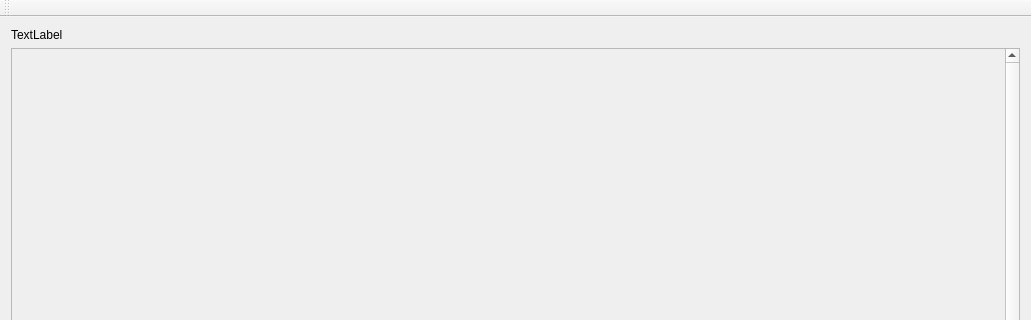
Before: the Qt Designer form ui/mainwindow.ui in hanikesn/octopus, drawn with Qt 5; both pictures show x 0 to 1031 and y 0 to 320 of the 1031 by 771 pixel window.
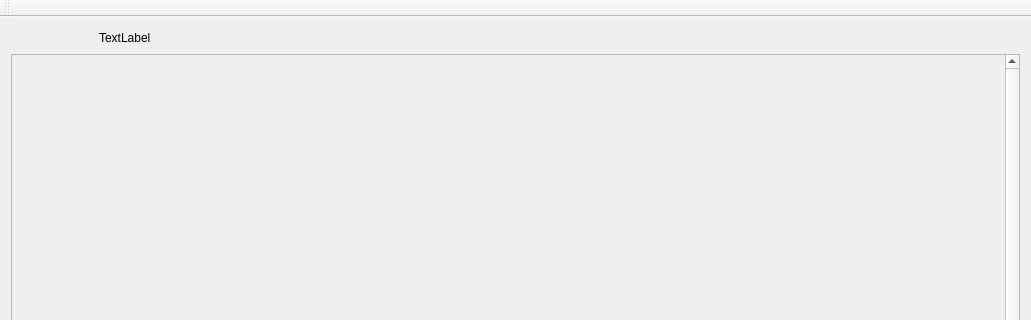
After: the same form once the commit is applied.

Commit message: MainWindow hat jetzt funktionierende Toolbar + playButton ganz unten. Resizing funktioniert und Icons werden angezeigt.

```diff
--- a/ui/mainwindow.ui
+++ b/ui/mainwindow.ui
@@ -58,11 +58,31 @@
     <item row="0" column="0">
      <layout class="QVBoxLayout" name="verticalLayout">
       <item>
-       <widget class="QLabel" name="timeLine">
-        <property name="text">
-         <string>TextLabel</string>
-        </property>
-       </widget>
+       <layout class="QHBoxLayout" name="horizontalLayout_2">
+        <item>
+         <spacer name="horizontalSpacer">
+          <property name="orientation">
+           <enum>Qt::Horizontal</enum>
+          </property>
+          <property name="sizeType">
+           <enum>QSizePolicy::Maximum</enum>
+          </property>
+          <property name="sizeHint" stdset="0">
+           <size>
+            <width>88</width>
+            <height>20</height>
+           </size>
+          </property>
+         </spacer>
+        </item>
+        <item>
+         <widget class="QLabel" name="timeLine">
+          <property name="text">
+           <string>TextLabel</string>
+          </property>
+         </widget>
+        </item>
+       </layout>
       </item>
       <item>
        <widget class="QScrollArea" name="scrollArea">
@@ -81,7 +101,7 @@
            <x>0</x>
            <y>0</y>
            <width>996</width>
-           <height>669</height>
+           <height>656</height>
           </rect>
          </property>
         </widget>
```
Left out of the diff: 33 changed lines with no effect on the pictures. The commit also changes 4 other files.
